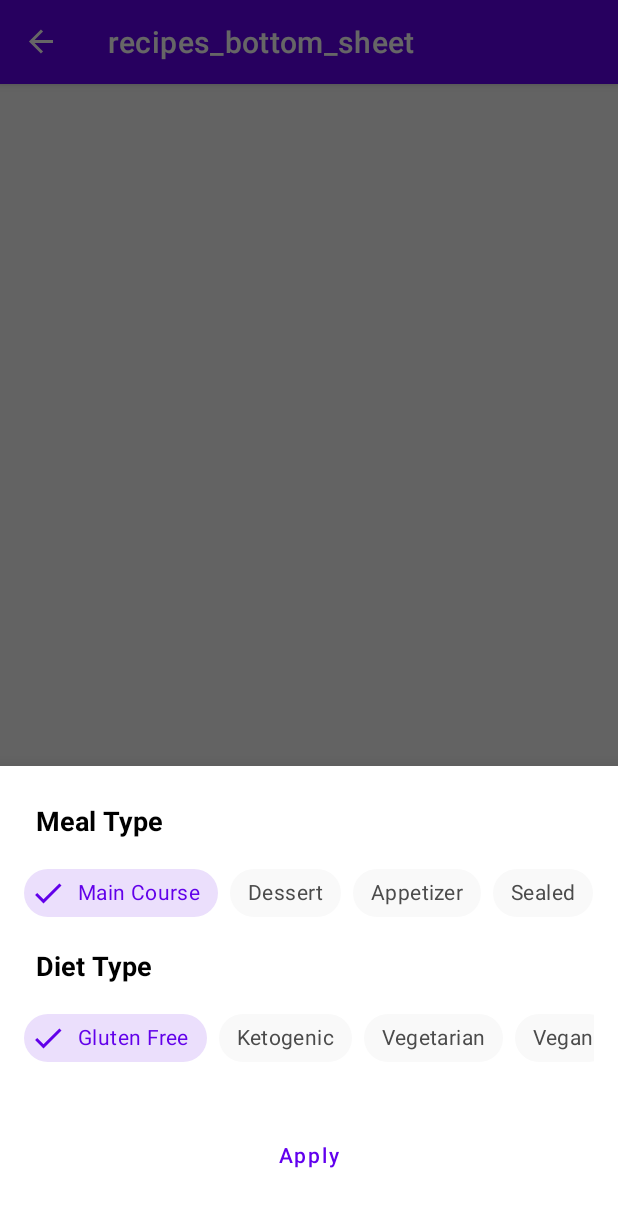
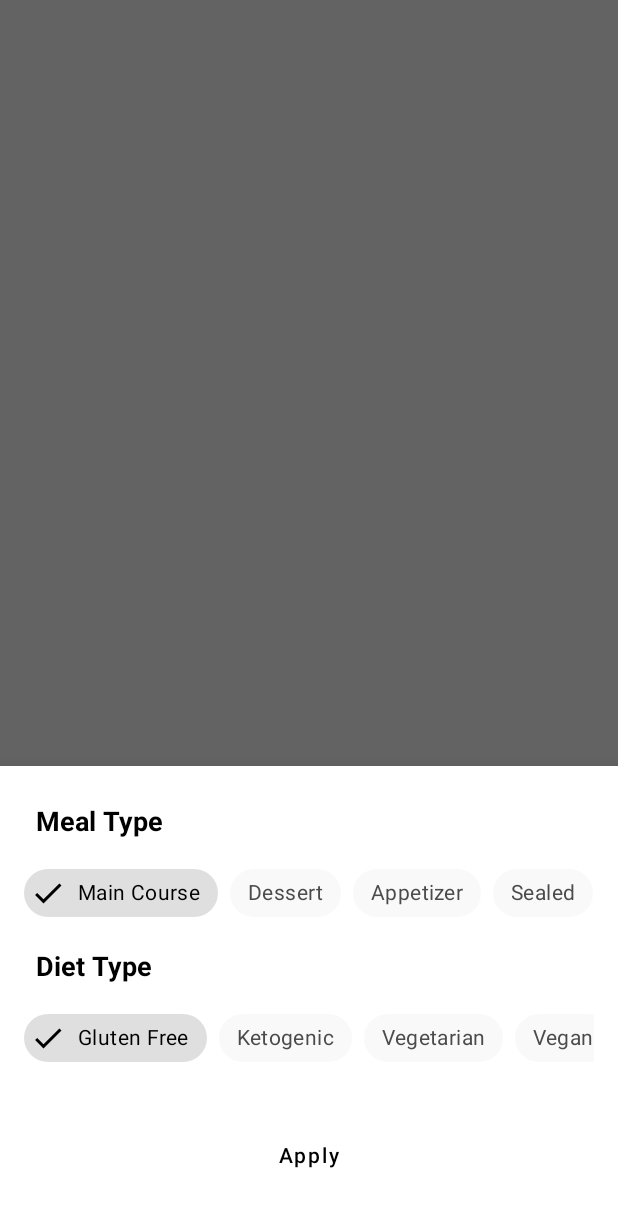
Before and after one commit to Manishsahu354/Foody, an Android app: the RecipesBottomSheet screen opened through its navigation route, on a phone screen of 412 x 824 dp. Shown: the top 1207 px of the screen. Run offline under Robolectric (Android 15) with nearby library versions, the phone set to English and light mode, and no system bars; our stand-ins replace Dagger/Hilt's generated code, Shimmer, data binding, navigation-ui; libraries missing offline, so code that uses them is left out: androidx.hilt.lifecycle; plain views replace ShimmerRecyclerView; Roboto replaces fonts that are not available here; 8 statements that could not run were skipped.

Commit message:
Bottom Navigation and Floating Button Hide feature added

```diff
--- a/Foody/app/build.gradle
+++ b/Foody/app/build.gradle
@@ -15,7 +15,7 @@ android {
 
     defaultConfig {
         applicationId "com.example.foody"
-        minSdkVersion 23
+        minSdkVersion 24
         targetSdkVersion 30
         versionCode 1
         versionName "1.0"
--- a/Foody/app/src/main/java/com/example/foody/data/DataStoreRepository.kt
+++ b/Foody/app/src/main/java/com/example/foody/data/DataStoreRepository.kt
@@ -4,6 +4,8 @@ import android.content.Context
 import androidx.datastore.DataStore
 import androidx.datastore.preferences.*
 import com.example.foody.util.Constants
+import com.example.foody.util.Constants.Companion.DEFAULT_DIET_TYPE
+import com.example.foody.util.Constants.Companion.DEFAULT_MEAL_TYPE
 import com.example.foody.util.Constants.Companion.PREFERENCES_DIET_TYPE
 import com.example.foody.util.Constants.Companion.PREFERENCES_DIET_TYPE_ID
 import com.example.foody.util.Constants.Companion.PREFERENCES_MEAL_TYPE
@@ -53,9 +55,9 @@ class DataStoreRepository @Inject constructor(
             }
         }
         .map { preferences ->
-            val selectedMealType = preferences[PreferenceKeys.selectedMealType] ?: Constants.DEFAULT_MEAL_TYPE
+            val selectedMealType = preferences[PreferenceKeys.selectedMealType] ?: DEFAULT_MEAL_TYPE
             val selectedMealTypeId = preferences[PreferenceKeys.selectedMealTypeId] ?: 0
-            val selectedDietType = preferences[PreferenceKeys.selectedDietType] ?: Constants.DEFAULT_DIET_TYPE
+            val selectedDietType = preferences[PreferenceKeys.selectedDietType] ?: DEFAULT_DIET_TYPE
             val selectedDietTypeId = preferences[PreferenceKeys.selectedDietTypeId] ?: 0
             MealAndDietType(
                 selectedMealType,
--- a/Foody/app/src/main/java/com/example/foody/ui/MainActivity.kt
+++ b/Foody/app/src/main/java/com/example/foody/ui/MainActivity.kt
@@ -18,6 +18,7 @@ class MainActivity : AppCompatActivity() {
     override fun onCreate(savedInstanceState: Bundle?) {
         super.onCreate(savedInstanceState)
         setContentView(R.layout.activity_main)
+        getSupportActionBar()?.hide();
 
         navController = findNavController(R.id.navHostFragment)
         val appBarConfiguration = AppBarConfiguration(
--- a/Foody/app/src/main/java/com/example/foody/ui/fragment/recipes/RecipesFragment.kt
+++ b/Foody/app/src/main/java/com/example/foody/ui/fragment/recipes/RecipesFragment.kt
@@ -2,30 +2,33 @@ package com.example.foody.ui.fragment.recipes
 
 import android.os.Bundle
 import android.util.Log
-import androidx.fragment.app.Fragment
 import android.view.LayoutInflater
 import android.view.View
 import android.view.ViewGroup
 import android.widget.Toast
+import androidx.fragment.app.Fragment
 import androidx.lifecycle.Observer
 import androidx.lifecycle.ViewModelProvider
 import androidx.lifecycle.lifecycleScope
 import androidx.navigation.fragment.findNavController
+import androidx.navigation.fragment.navArgs
 import androidx.recyclerview.widget.LinearLayoutManager
-import com.example.foody.viewmodels.MainViewModel
+import androidx.recyclerview.widget.RecyclerView
 import com.example.foody.R
 import com.example.foody.adapters.RecipesAdapter
 import com.example.foody.databinding.FragmentRecipesBinding
-import com.example.foody.util.Constants.Companion.API_KEY
 import com.example.foody.util.NetworkResult
 import com.example.foody.util.observeOnce
+import com.example.foody.viewmodels.MainViewModel
 import com.example.foody.viewmodels.RecipesViewModel
 import dagger.hilt.android.AndroidEntryPoint
-import kotlinx.android.synthetic.main.fragment_recipes.view.*
 import kotlinx.coroutines.launch
+
 
 @AndroidEntryPoint
 class RecipesFragment : Fragment() {
+
+    private val args by navArgs<RecipesFragmentArgs>()
 
     private var _binding:FragmentRecipesBinding? = null
     private val binding get() = _binding!!
@@ -65,6 +68,20 @@ class RecipesFragment : Fragment() {
         binding.recyclerView.adapter = mAdapter
         binding.recyclerView.layoutManager = LinearLayoutManager(requireContext())
         showShimmerEffect()
+
+        binding.recyclerView.addOnScrollListener(object : RecyclerView.OnScrollListener() {
+            override fun onScrolled(recyclerView: RecyclerView, dx: Int, dy: Int) {
+                if (dy < 0  && !binding.recipesFab.isShown()) binding.recipesFab.show()
+                else if (dy > 0  && binding.recipesFab.isShown()) binding.recipesFab.hide()
+
+            }
+
+            override fun onScrollStateChanged(recyclerView: RecyclerView, newState: Int) {
+
+
+                super.onScrollStateChanged(recyclerView, newState)
+            }
+        })
     }
 
 
@@ -72,7 +89,7 @@ class RecipesFragment : Fragment() {
         lifecycleScope.launch {
             Log.d("RecipesFragment","requestApiData Called")
             mainViewModel.readRecipe.observeOnce(viewLifecycleOwner, Observer {database ->
-                if(database.isNotEmpty()){
+                if(database.isNotEmpty() && !args.backFromBottomSheet){
                     mAdapter.setData(database[0].foodRecipe)
                     hideShimmerEffect()
                 }else{
--- a/Foody/app/src/main/java/com/example/foody/ui/fragment/recipes/bottomsheet/RecipesBottomSheet.kt
+++ b/Foody/app/src/main/java/com/example/foody/ui/fragment/recipes/bottomsheet/RecipesBottomSheet.kt
@@ -1,21 +1,103 @@
 package com.example.foody.ui.fragment.recipes.bottomsheet
 
 import android.os.Bundle
+import android.util.Log
 import android.view.LayoutInflater
 import android.view.View
 import android.view.ViewGroup
+import androidx.lifecycle.ViewModelProvider
+import androidx.lifecycle.asLiveData
 import com.example.foody.R
+import androidx.lifecycle.Observer
+import androidx.navigation.fragment.findNavController
+import com.example.foody.util.Constants
+import com.example.foody.util.Constants.Companion.DEFAULT_DIET_TYPE
+import com.example.foody.util.Constants.Companion.DEFAULT_MEAL_TYPE
+import com.example.foody.viewmodels.RecipesViewModel
 import com.google.android.material.bottomsheet.BottomSheetDialogFragment
+import com.google.android.material.chip.Chip
+import com.google.android.material.chip.ChipGroup
+import kotlinx.android.synthetic.main.recipes_bottom_sheet.view.*
+import java.lang.Exception
+import java.util.*
 
 class RecipesBottomSheet :BottomSheetDialogFragment() {
 
+
+    private lateinit var recipesViewModel: RecipesViewModel
+
+    private var mealTypeChip = DEFAULT_MEAL_TYPE
+    private var mealTypeChipId = 0
+    private var dietTypeChip = DEFAULT_DIET_TYPE
+    private var dietTypeChipId = 0
+
+    override fun onCreate(savedInstanceState: Bundle?) {
+        super.onCreate(savedInstanceState)
+        recipesViewModel = ViewModelProvider(requireActivity()).get(RecipesViewModel::class.java)
+    }
 
     override fun onCreateView(
         inflater: LayoutInflater, container: ViewGroup?,
         savedInstanceState: Bundle?
     ): View? {
         // Inflate the layout for this fragment
-        return inflater.inflate(R.layout.recipes_bottom_sheet, container, false)
+        val mView =  inflater.inflate(R.layout.recipes_bottom_sheet, container, false)
+
+
+
+         recipesViewModel.readMealAndDietType.asLiveData().observe(viewLifecycleOwner, Observer{ value ->
+
+            mealTypeChip = value.selectedMealType
+            dietTypeChip = value.selectedDietType
+
+            updateChip(value.selectedMealTypeId,mView.mealTypeChipGroup)
+            updateChip(value.selectedDietTypeId,mView.dietType_chipGroup)
+
+
+        })
+
+        mView.mealTypeChipGroup.setOnCheckedChangeListener{group, selectedChipId ->
+
+            val chip = group.findViewById<Chip>(selectedChipId)
+            val selectedMealType = chip.text.toString().toLowerCase(Locale.ROOT)
+            mealTypeChip = selectedMealType
+            mealTypeChipId = selectedChipId
+
+        }
+
+        mView.dietType_chipGroup.setOnCheckedChangeListener { group, selectedChipId ->
+            val chip = group.findViewById<Chip>(selectedChipId)
+            val selectedDietType = chip.text.toString().toLowerCase(Locale.ROOT)
+            dietTypeChip = selectedDietType
+            dietTypeChipId = selectedChipId
+        }
+
+        mView.applyButton.setOnClickListener {
+            recipesViewModel.saveMealAndDietType(
+                mealTypeChip,
+                mealTypeChipId,
+                dietTypeChip,
+                dietTypeChipId
+            )
+
+            val action = RecipesBottomSheetDirections.actionRecipesBottomSheetToRecipesFragment(true)
+            findNavController().navigate(action)
+
+        }
+
+
+
+        return mView
+    }
+
+    private fun updateChip(chipId: Int, chipGroup: ChipGroup) {
+        if (chipId != 0){
+            try {
+                chipGroup.findViewById<Chip>(chipId).isChecked = true
+            }catch (e:Exception){
+                Log.d("RecipesBottomSheet",e.message.toString())
+            }
+        }
     }
 
 }
--- a/Foody/app/src/main/java/com/example/foody/viewmodels/RecipesViewModel.kt
+++ b/Foody/app/src/main/java/com/example/foody/viewmodels/RecipesViewModel.kt
@@ -1,7 +1,12 @@
 package com.example.foody.viewmodels
 
 import android.app.Application
+import androidx.hilt.lifecycle.ViewModelInject
 import androidx.lifecycle.AndroidViewModel
+import androidx.lifecycle.viewModelScope
+import coil.request.Disposable
+import com.example.foody.data.DataStoreRepository
+import com.example.foody.data.MealAndDietType
 import com.example.foody.util.Constants
 import com.example.foody.util.Constants.Companion.API_KEY
 import com.example.foody.util.Constants.Companion.DEFAULT_DIET_TYPE
@@ -13,15 +18,38 @@ import com.example.foody.util.Constants.Companion.QUERY_DIET
 import com.example.foody.util.Constants.Companion.QUERY_FILL_INGREDIENTS
 import com.example.foody.util.Constants.Companion.QUERY_NUMBER
 import com.example.foody.util.Constants.Companion.QUERY_TYPE
+import kotlinx.coroutines.Dispatchers
+import kotlinx.coroutines.flow.collect
+import kotlinx.coroutines.launch
 
-class RecipesViewModel(application: Application) : AndroidViewModel(application) {
+class RecipesViewModel @ViewModelInject constructor(
+    application: Application,
+    private var dataStoreRepository: DataStoreRepository
+    ) : AndroidViewModel(application) {
+
+    private var mealType = DEFAULT_MEAL_TYPE
+    private var dietType = DEFAULT_DIET_TYPE
+
+    val readMealAndDietType = dataStoreRepository.readMealAndDietType
+
+    fun saveMealAndDietType(mealType:String, mealTypeId:Int,dietType:String, dietTypeId:Int)=
+        viewModelScope.launch(Dispatchers.IO){
+            dataStoreRepository.saveMealAndDietType(mealType,mealTypeId,dietType,dietTypeId)
+        }
 
     fun applyQueries(): HashMap<String, String> {
         val queries: HashMap<String, String> = HashMap()
+
+        viewModelScope.launch {
+            readMealAndDietType.collect{value ->
+                mealType = value.selectedMealType
+                dietType = value.selectedDietType
+            }
+        }
         queries[QUERY_NUMBER] = DEFAULT_RECIPES_NUMBER
         queries[QUERY_API_KEY] = API_KEY
-        queries[QUERY_TYPE] = DEFAULT_MEAL_TYPE
-        queries[QUERY_DIET] = DEFAULT_DIET_TYPE
+        queries[QUERY_TYPE] = mealType
+        queries[QUERY_DIET] = dietType
         queries[QUERY_ADD_RECIPE_INFORMATION] = "true"
         queries[QUERY_FILL_INGREDIENTS] = "true"
 
--- a/Foody/app/src/main/res/layout/activity_main.xml
+++ b/Foody/app/src/main/res/layout/activity_main.xml
@@ -6,6 +6,11 @@
     <data>
 
     </data>
+
+    <androidx.coordinatorlayout.widget.CoordinatorLayout
+        android:layout_width="match_parent"
+        android:layout_height="match_parent">
+
 
     <androidx.constraintlayout.widget.ConstraintLayout
         android:layout_width="match_parent"
@@ -16,23 +21,29 @@
         <fragment
             android:id="@+id/navHostFragment"
             android:name="androidx.navigation.fragment.NavHostFragment"
-            android:layout_width="0dp"
-            android:layout_height="0dp"
+            android:layout_width="match_parent"
+            android:layout_height="match_parent"
             app:defaultNavHost="true"
             app:layout_constraintBottom_toTopOf="@+id/bottomNavigationView"
             app:layout_constraintEnd_toEndOf="parent"
             app:layout_constraintStart_toStartOf="parent"
             app:layout_constraintTop_toTopOf="parent"
-            app:navGraph="@navigation/my_nav" />
+            app:navGraph="@navigation/my_nav"
+            tools:ignore="NotSibling" />
+
+    </androidx.constraintlayout.widget.ConstraintLayout>
 
         <com.google.android.material.bottomnavigation.BottomNavigationView
             android:id="@+id/bottomNavigationView"
-            android:layout_width="0dp"
+            android:layout_width="match_parent"
             android:layout_height="wrap_content"
             app:layout_constraintEnd_toEndOf="parent"
             app:layout_constraintHorizontal_bias="0.5"
+            android:layout_gravity="bottom"
+            app:layout_behavior="@string/hide_bottom_view_on_scroll_behavior"
             app:layout_constraintStart_toStartOf="parent"
             app:layout_constraintBottom_toBottomOf="parent"
             app:menu="@menu/bottom_nav_menu" />
-    </androidx.constraintlayout.widget.ConstraintLayout>
+
+    </androidx.coordinatorlayout.widget.CoordinatorLayout>
 </layout>
--- a/Foody/app/src/main/res/layout/fragment_recipes.xml
+++ b/Foody/app/src/main/res/layout/fragment_recipes.xml
@@ -10,7 +10,7 @@
             type="com.example.foody.viewmodels.MainViewModel" />
     </data>
 
-    <androidx.constraintlayout.widget.ConstraintLayout
+    <androidx.coordinatorlayout.widget.CoordinatorLayout
         android:layout_width="match_parent"
         android:layout_height="match_parent"
         android:background="@color/lightGray"
@@ -18,8 +18,8 @@
 
         <com.todkars.shimmer.ShimmerRecyclerView
             android:id="@+id/recyclerView"
-            android:layout_width="0dp"
-            android:layout_height="0dp"
+            android:layout_width="match_parent"
+            android:layout_height="match_parent"
             android:layout_marginStart="8dp"
             android:layout_marginEnd="8dp"
             android:orientation="vertical"
@@ -37,13 +37,16 @@
             android:layout_width="wrap_content"
             android:layout_height="wrap_content"
             android:layout_marginEnd="24dp"
-            android:layout_marginBottom="24dp"
+            android:layout_marginBottom="60dp"
+            android:layout_gravity="bottom|right"
             android:clickable="true"
             android:focusable="true"
             android:src="@drawable/ic_restaurant"
             app:layout_constraintBottom_toBottomOf="parent"
             app:layout_constraintEnd_toEndOf="parent"
             app:tint="@color/white" />
+
+
 
         <ImageView
             android:id="@+id/error_image_view"
@@ -52,6 +55,7 @@
             android:alpha="0.5"
             android:src="@drawable/ic_sad"
             android:visibility="invisible"
+            android:layout_gravity="center"
             readApiResponse="@{mainViewModel.recipeResponse}"
             readDatabase="@{mainViewModel.readRecipe}"
             app:layout_constraintBottom_toBottomOf="parent"
@@ -67,6 +71,7 @@
             android:layout_height="wrap_content"
             android:layout_marginTop="8dp"
             android:alpha="0.5"
+            android:layout_gravity="center"
             android:text="No Internet Connection"
             readApiResponse2="@{mainViewModel.recipeResponse}"
             readDatabase2="@{mainViewModel.readRecipe}"
@@ -77,5 +82,5 @@
             app:layout_constraintStart_toStartOf="@id/error_image_view"
             app:layout_constraintTop_toBottomOf="@+id/error_image_view" />
 
-    </androidx.constraintlayout.widget.ConstraintLayout>
+    </androidx.coordinatorlayout.widget.CoordinatorLayout>
 </layout>
--- a/Foody/app/src/main/res/navigation/my_nav.xml
+++ b/Foody/app/src/main/res/navigation/my_nav.xml
@@ -13,6 +13,10 @@
         <action
             android:id="@+id/action_recipesFragment_to_recipesBottomSheet"
             app:destination="@id/recipesBottomSheet" />
+        <argument
+            android:name="backFromBottomSheet"
+            app:argType="boolean"
+            android:defaultValue="false" />
     </fragment>
     <fragment
         android:id="@+id/favoriteRecipesFragment"
--- a/Foody/app/src/main/res/values/colors.xml
+++ b/Foody/app/src/main/res/values/colors.xml
@@ -23,9 +23,9 @@
 
     // Custom Chip Style
 
-    <color name="checkedChipBackgroundColor">#206200EA</color>
+    <color name="checkedChipBackgroundColor">#20000000</color>
     <color name="chipBackgroundColor">@color/lightGray</color>
-    <color name="checkedChipTextColor">@color/colorPrimary</color>
+    <color name="checkedChipTextColor">@color/black</color>
     <color name="chipTextColor">@color/darkGray</color>
 
     // Custom CardView Style
--- a/Foody/app/src/main/res/values/themes.xml
+++ b/Foody/app/src/main/res/values/themes.xml
@@ -2,11 +2,11 @@
     <!-- Base application theme. -->
     <style name="Theme.Foody" parent="Theme.MaterialComponents.DayNight.DarkActionBar">
         <!-- Primary brand color. -->
-        <item name="colorPrimary">@color/purple_500</item>
-        <item name="colorPrimaryVariant">@color/purple_700</item>
+        <item name="colorPrimary">@color/black</item>
+        <item name="colorPrimaryVariant">@color/black</item>
         <item name="colorOnPrimary">@color/white</item>
         <!-- Secondary brand color. -->
-        <item name="colorSecondary">@color/teal_200</item>
+        <item name="colorSecondary">@color/black</item>
         <item name="colorSecondaryVariant">@color/teal_700</item>
         <item name="colorOnSecondary">@color/black</item>
         <!-- Status bar color. -->
```
Also changed, not shown: Foody/app/src/main/java/com/example/foody/adapters/Sample.java (added, +17 -0 lines), Foody/app/src/main/java/com/example/foody/util/BottomNavigationBehavior.kt (added, +26 -0 lines), Foody/app/src/main/java/com/example/foody/util/NetworkListener.kt (added, +43 -0 lines).
